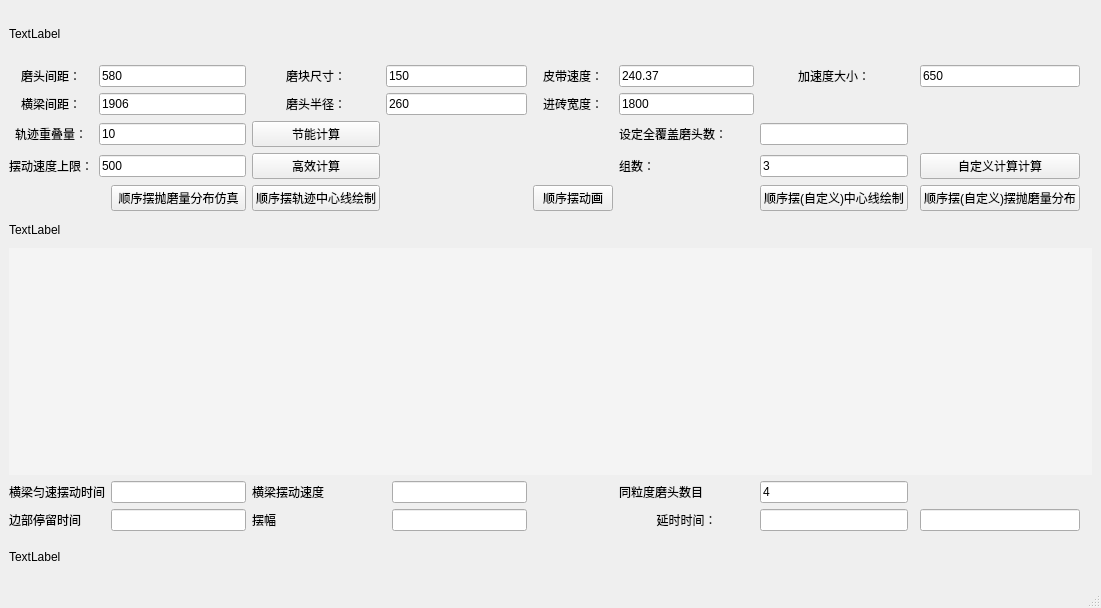
Before: the Qt Designer form Double_Calc.ui in wuheideyun/PolishingParameterNew, drawn with Qt 5.
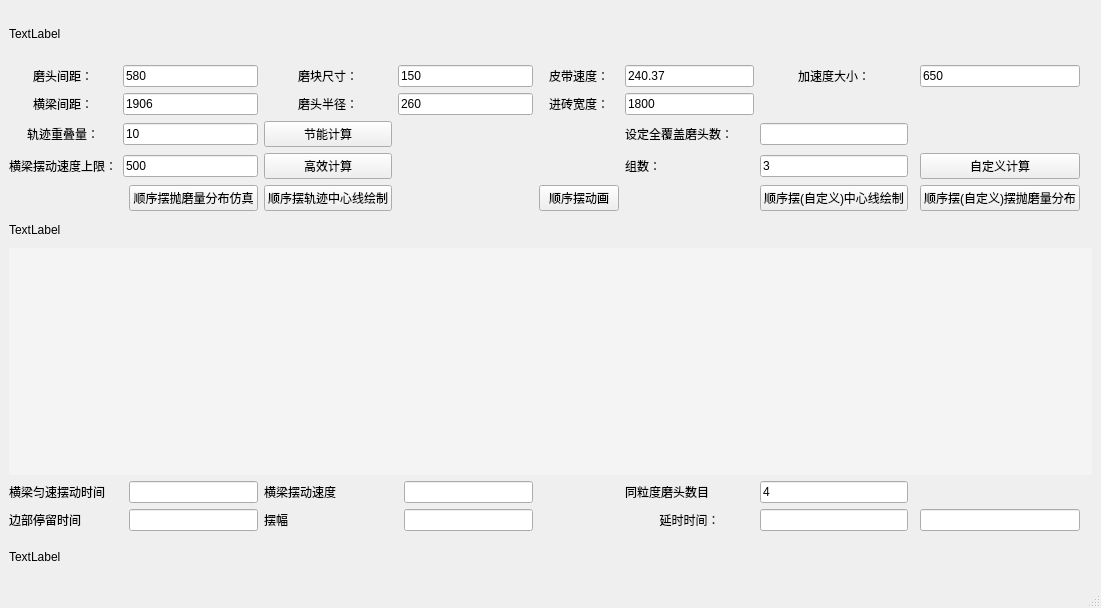
After: the same form once the commit is applied.

```diff
--- a/Double_Calc.ui
+++ b/Double_Calc.ui
@@ -81,7 +81,7 @@
     <item row="4" column="10">
      <widget class="QPushButton" name="Button_selfdefine_calculate">
       <property name="text">
-       <string>自定义计算计算</string>
+       <string>自定义计算</string>
       </property>
      </widget>
     </item>
@@ -232,7 +232,7 @@
     <item row="4" column="0">
      <widget class="QLabel" name="label_beam_speed_up">
       <property name="text">
-       <string>&lt;html&gt;&lt;head/&gt;&lt;body&gt;&lt;p align=&quot;center&quot;&gt;摆动速度上限：&lt;/p&gt;&lt;/body&gt;&lt;/html&gt;</string>
+       <string>&lt;html&gt;&lt;head/&gt;&lt;body&gt;&lt;p&gt;横梁摆动速度上限：&lt;/p&gt;&lt;/body&gt;&lt;/html&gt;</string>
       </property>
      </widget>
     </item>
```
Left out of the diff: 36 changed lines with no effect on the pictures.
